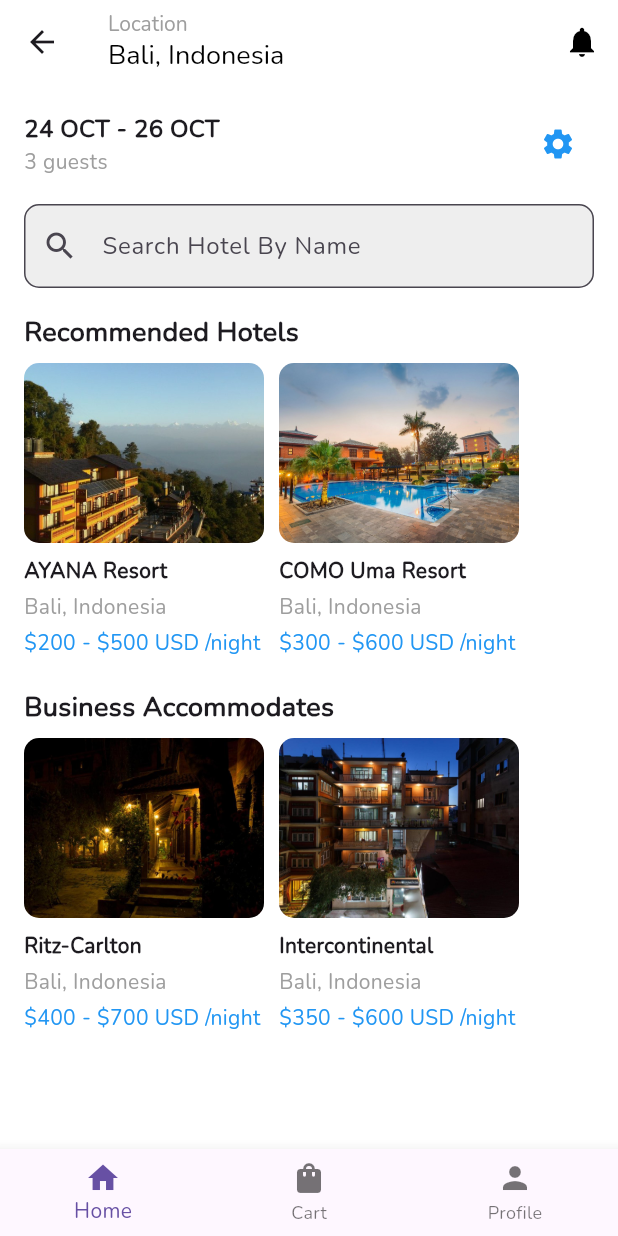
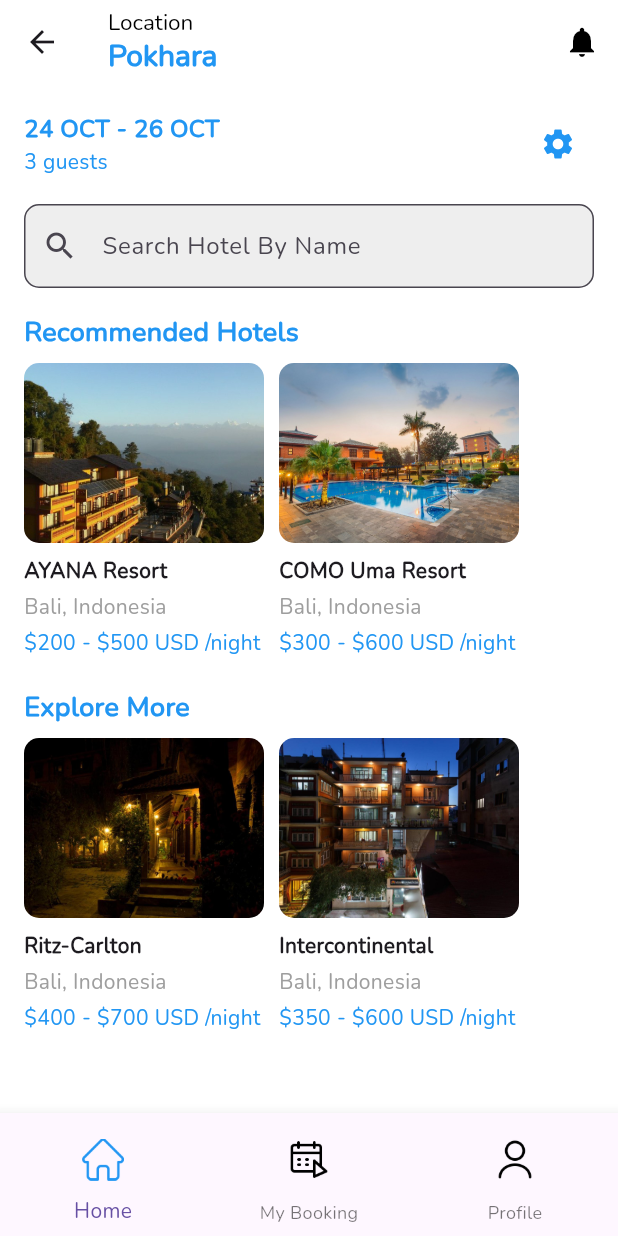
Before and after one commit to SiddharthPaudel/hotel_booking, a Flutter app: the DashboardView screen opened by its route, on a phone screen of 412 x 824 dp. Run offline on Flutter 3.47's test engine with Material 3 defaults, Android fonts, the phone set to English and light mode, and no system bars; our stand-ins replace introduction_screen.

```diff
--- a/lib/Buttom_screen/home_screen_view.dart
+++ b/lib/Buttom_screen/home_screen_view.dart
@@ -12,11 +12,11 @@ class HomeScreenView extends StatelessWidget {
           children: [
             Text(
               "Location",
-              style: TextStyle(fontSize: 14, color: Colors.grey),
+              style: TextStyle(fontSize: 15, color: Colors.black),
             ),
             Text(
-                "Bali, Indonesia",
-                style: TextStyle(fontSize: 18, color: Colors.black),
+                "Pokhara",
+                style: TextStyle(fontSize: 20, color: Colors.blue,fontWeight: FontWeight.bold),
                 ),
           ],
         ),
@@ -42,9 +42,9 @@ class HomeScreenView extends StatelessWidget {
                       Text(
                         "24 OCT - 26 OCT",
                         style: TextStyle(
-                            fontSize: 16, fontWeight: FontWeight.bold),
+                            fontSize: 16, fontWeight: FontWeight.bold,color:Colors.blue ),
                       ),
-                      Text("3 guests", style: TextStyle(color: Colors.grey)),
+                      Text("3 guests", style: TextStyle(color: Colors.blue)),
                     ],
                   ),
                 ),
@@ -72,7 +72,7 @@ class HomeScreenView extends StatelessWidget {
             // Recommended Hotels Section
             Text(
               "Recommended Hotels",
-              style: TextStyle(fontSize: 18, fontWeight: FontWeight.bold),
+              style: TextStyle(fontSize: 18, fontWeight: FontWeight.bold,color: Colors.blue),
             ),
             SizedBox(height: 8),
             SizedBox(
@@ -99,8 +99,8 @@ class HomeScreenView extends StatelessWidget {
             SizedBox(height: 16),
             // Business Accommodations Section
             Text(
-              "Business Accommodates",
-              style: TextStyle(fontSize: 18, fontWeight: FontWeight.bold),
+              "Explore More",
+              style: TextStyle(fontSize: 18, fontWeight: FontWeight.bold,color:Colors.blue),
             ),
             SizedBox(height: 8),
             SizedBox(
--- a/lib/view/dashboard_view.dart
+++ b/lib/view/dashboard_view.dart
@@ -28,27 +28,62 @@ class _DashboardViewState extends State<DashboardView> {
   @override
   Widget build(BuildContext context) {
     return Scaffold(
-
       body: _screens[_selectedIndex], // Display selected screen
       bottomNavigationBar: BottomNavigationBar(
         type: BottomNavigationBarType.fixed,
         currentIndex: _selectedIndex,
         onTap: _onItemTapped,
-        items: const [
+        items: [
           BottomNavigationBarItem(
-            icon: Icon(Icons.home),
+            icon: _buildIcon('assets/icons/home.png', 'Home'),
             label: 'Home',
           ),
           BottomNavigationBarItem(
-            icon: Icon(Icons.shopping_bag),
-            label: 'Cart',
+            icon: _buildIcon('assets/icons/online-booking.png', 'My Booking'),
+            label: 'My Booking',
           ),
           BottomNavigationBarItem(
-            icon: Icon(Icons.person),
+            icon: _buildIcon('assets/icons/user.png', 'Profile'),
             label: 'Profile',
           ),
         ],
       ),
     );
   }
+
+  Widget _buildIcon(String assetPath, String label) {
+    return MouseRegion(
+      onEnter: (_) {
+        setState(() {});
+      },
+      onExit: (_) {
+        setState(() {});
+      },
+      child: IconButton(
+        icon: Image.asset(
+          assetPath,
+          width: 28, // Increased icon size for better look
+          height: 28,
+          color: _selectedIndex == _getIconIndex(label) ? Colors.blue : Colors.black,
+        ),
+        onPressed: () {
+          // Handle navigation or other actions
+          _onItemTapped(_getIconIndex(label));
+        },
+      ),
+    );
+  }
+
+  int _getIconIndex(String label) {
+    switch (label) {
+      case 'Home':
+        return 0;
+      case 'My Booking':
+        return 1;
+      case 'Profile':
+        return 2;
+      default:
+        return 0;
+    }
+  }
 }
```
